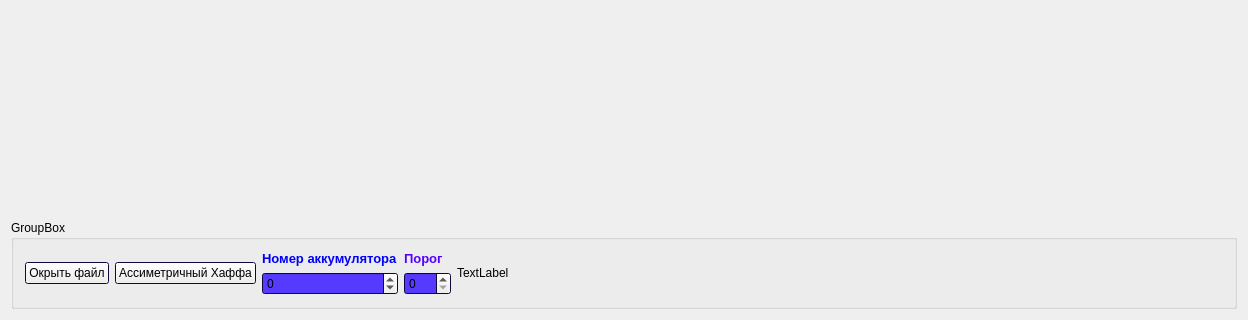
Old version of the form qt_image/hough_image/mainwindow.ui in the repository FedorGurin/hough_filter; both pictures show x 0 to 1248 and y 581 to 901 of the 1248 by 901 pixel window.
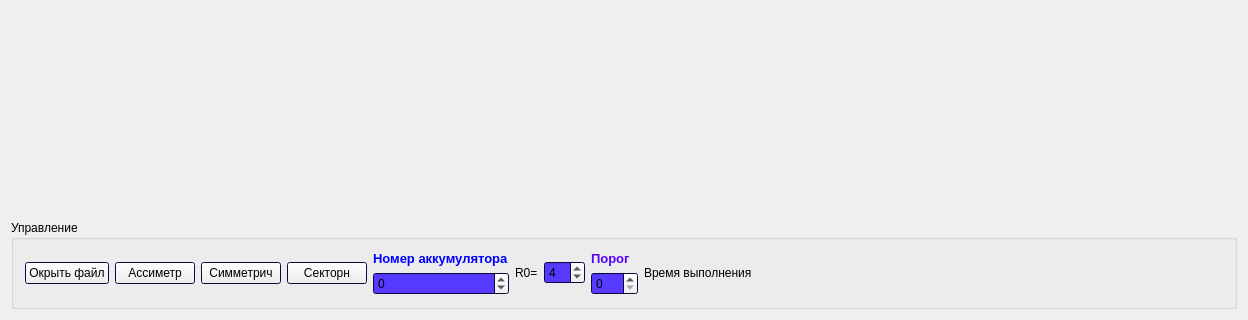
New version of the form.

```diff
--- a/qt_image/hough_image/mainwindow.ui
+++ b/qt_image/hough_image/mainwindow.ui
@@ -100,7 +100,7 @@
          </palette>
         </property>
         <property name="title">
-         <string>GroupBox</string>
+         <string>Управление</string>
         </property>
         <layout class="QGridLayout" name="gridLayout">
          <item row="0" column="0">
@@ -118,7 +118,21 @@
            <item>
             <widget class="QPushButton" name="pushButtonAHough">
              <property name="text">
-              <string>Ассиметричный Хаффа</string>
+              <string>Ассиметр</string>
+             </property>
+            </widget>
+           </item>
+           <item>
+            <widget class="QPushButton" name="pushButton">
+             <property name="text">
+              <string>Симметрич</string>
+             </property>
+            </widget>
+           </item>
+           <item>
+            <widget class="QPushButton" name="pushButton_2">
+             <property name="text">
+              <string>Секторн</string>
              </property>
             </widget>
            </item>
@@ -159,6 +173,20 @@
              </item>
             </layout>
            </item>
+           <item>
+            <widget class="QLabel" name="label_4">
+             <property name="text">
+              <string>R0=</string>
+             </property>
+            </widget>
+           </item>
+           <item>
+            <widget class="QSpinBox" name="spinBoxR0">
+             <property name="value">
+              <number>4</number>
+             </property>
+            </widget>
+           </item>
            <item>
             <layout class="QVBoxLayout" name="verticalLayout_2">
              <item>
@@ -193,7 +221,7 @@
            <item>
             <widget class="QLabel" name="label_3">
              <property name="text">
-              <string>TextLabel</string>
+              <string>Время выполнения</string>
              </property>
             </widget>
            </item>
```
